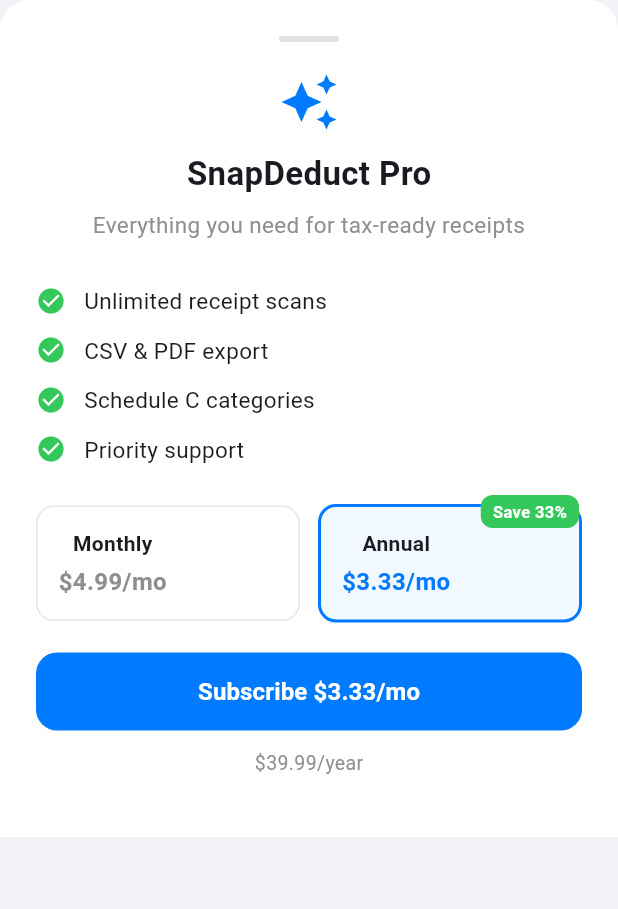
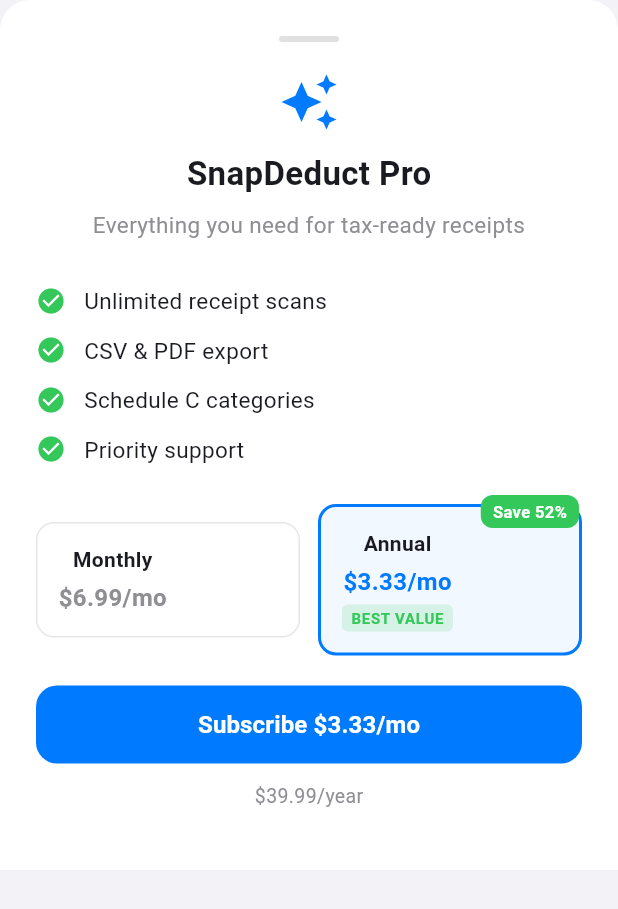
Before and after one commit to bambi2008/receiptsnap, a Flutter app: the PaywallSheet widget shown alone on an empty page, opened directly, on a phone screen of 412 x 824 dp. Shown: the top 909 px of the screen. Run offline on Flutter 3.47's test engine with Material 3 defaults, Android fonts, the light colour scheme and no system bars; our stand-ins replace csv, flutter_slidable, hive, hive_flutter, image_picker, share_plus; missing offline and left inert: google_mlkit_text_recognition; accounts and stored records are empty.

Commit message:
Triangle assessment revision: annual-led pricing + positioning reframe
- Raise monthly from .99 to .99 (annual = 52% savings vs 33%)
- Paywall: annual default-selected, BEST VALUE badge, subtle border highlight
- Reposition from receipt scanner -> tax savings tracker (monthly habit)
- Add strategy-revision-triangle.md: Desirability 8/Viability 7/Feasibility 9
- Update App Store copy: title, subtitle, pricing description

```diff
--- a/app/lib/config/constants.dart
+++ b/app/lib/config/constants.dart
@@ -1,7 +1,7 @@
 class AppConstants {
   static const String appName = 'SnapDeduct';
   static const int freeReceiptLimit = 50;
-  static const double monthlyPrice = 4.99;
+  static const double monthlyPrice = 6.99;
   static const double annualPrice = 39.99;
   static const String appVersion = '1.0.0';
   static const String privacyUrl = 'https://snapdeduct.com/privacy';
--- a/app/lib/widgets/paywall_sheet.dart
+++ b/app/lib/widgets/paywall_sheet.dart
@@ -69,7 +69,8 @@
                 'Annual',
                 '\$${(AppConstants.annualPrice / 12).toStringAsFixed(2)}/mo',
                 _isAnnual,
-                saveBadge: 'Save 33%',
+                saveBadge: 'Save 52%',
+                isBestValue: true,
               )),
             ],
           ),
@@ -109,15 +110,15 @@
     'Priority support',
   ];
 
-  Widget _buildPlanOption(String label, String price, bool selected, {String? saveBadge}) {
+  Widget _buildPlanOption(String label, String price, bool selected, {String? saveBadge, bool isBestValue = false}) {
     return GestureDetector(
       onTap: () => setState(() => _isAnnual = label == 'Annual'),
       child: Container(
         padding: const EdgeInsets.all(14),
         decoration: BoxDecoration(
-          border: Border.all(color: selected ? AppTheme.blue : AppTheme.separator, width: selected ? 2 : 1),
+          border: Border.all(color: selected ? AppTheme.blue : isBestValue ? AppTheme.blue.withValues(alpha: 0.3) : AppTheme.separator, width: selected ? 2 : 1),
           borderRadius: BorderRadius.circular(12),
-          color: selected ? AppTheme.blue.withValues(alpha: 0.05) : null,
+          color: selected ? AppTheme.blue.withValues(alpha: 0.05) : isBestValue ? AppTheme.blue.withValues(alpha: 0.02) : null,
         ),
         child: Stack(
           clipBehavior: Clip.none,
@@ -127,6 +128,17 @@
                 Text(label, style: const TextStyle(fontWeight: FontWeight.w600, fontSize: 14)),
                 const SizedBox(height: 4),
                 Text(price, style: TextStyle(color: selected ? AppTheme.blue : AppTheme.textSecondary, fontSize: 16, fontWeight: FontWeight.w600)),
+                if (isBestValue) ...[
+                  const SizedBox(height: 4),
+                  Container(
+                    padding: const EdgeInsets.symmetric(horizontal: 6, vertical: 2),
+                    decoration: BoxDecoration(
+                      color: AppTheme.green.withValues(alpha: 0.15),
+                      borderRadius: BorderRadius.circular(4),
+                    ),
+                    child: const Text('BEST VALUE', style: TextStyle(color: AppTheme.green, fontSize: 10, fontWeight: FontWeight.w700, letterSpacing: 0.5)),
+                  ),
+                ],
               ],
             ),
             if (saveBadge != null)
```
Also changed, not shown: 2 other files.
